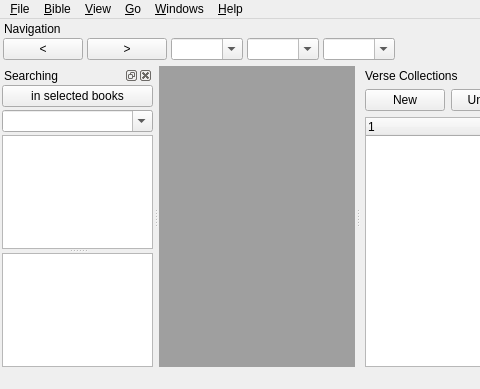
First picture: the form in mainWindow.ui, repository vanyog/ReadTheBible5, before the edit; both pictures show x 0 to 480 and y 0 to 389 of the 724 by 389 pixel window.
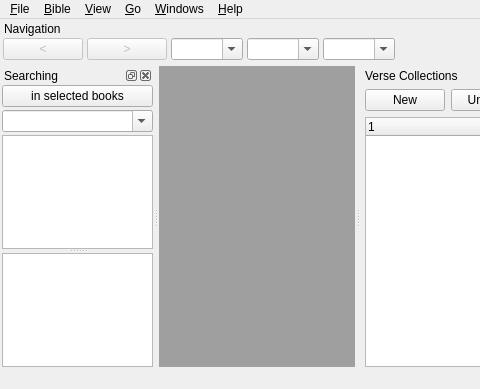
Second picture: the form after the edit. Custom widgets are drawn as their Qt base class.

The edit to the form file:
```diff
--- a/mainWindow.ui
+++ b/mainWindow.ui
@@ -182,7 +182,7 @@
      <item>
       <widget class="QPushButton" name="pushButton_3">
        <property name="enabled">
-        <bool>true</bool>
+        <bool>false</bool>
        </property>
        <property name="toolTip">
         <string>Back</string>
@@ -194,6 +194,9 @@
      </item>
      <item>
       <widget class="QPushButton" name="pushButton_4">
+       <property name="enabled">
+        <bool>false</bool>
+       </property>
        <property name="toolTip">
         <string>Forward</string>
        </property>
```
